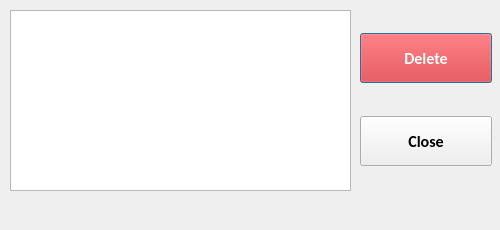
This is UI/uifiles/deletemembers.ui in ayushr01/Library-Management-System as Qt 5 draws it before an edit. The edited form follows.
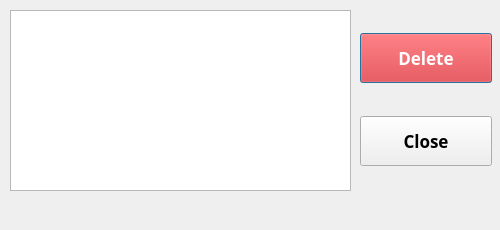
This is the edited form.

Commit message: Updated UI with new fonts

```diff
--- a/UI/uifiles/deletemembers.ui
+++ b/UI/uifiles/deletemembers.ui
@@ -30,8 +30,8 @@
   </property>
   <property name="font">
    <font>
-    <family>Calibri</family>
-    <pointsize>12</pointsize>
+    <family>Trebuchet MS</family>
+    <pointsize>13</pointsize>
     <weight>75</weight>
     <bold>true</bold>
    </font>
@@ -93,6 +93,14 @@
      <height>181</height>
     </rect>
    </property>
+   <property name="font">
+    <font>
+     <family>Trebuchet MS</family>
+     <pointsize>13</pointsize>
+     <weight>75</weight>
+     <bold>true</bold>
+    </font>
+   </property>
    <layout class="QVBoxLayout" name="buttons">
     <property name="spacing">
      <number>10</number>
@@ -107,8 +115,8 @@
       </property>
       <property name="font">
        <font>
-        <family>Calibri</family>
-        <pointsize>12</pointsize>
+        <family>Trebuchet MS</family>
+        <pointsize>13</pointsize>
         <weight>75</weight>
         <bold>true</bold>
        </font>
@@ -132,8 +140,8 @@
       </property>
       <property name="font">
        <font>
-        <family>Calibri</family>
-        <pointsize>12</pointsize>
+        <family>Trebuchet MS</family>
+        <pointsize>13</pointsize>
         <weight>75</weight>
         <bold>true</bold>
        </font>
```
Left out of the diff: 8 changed lines with no effect on the pictures. The commit also changes 19 other files.
